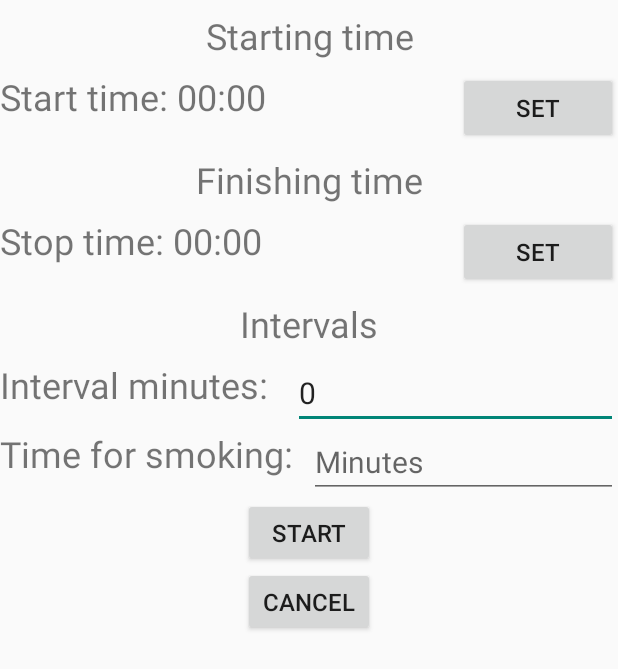
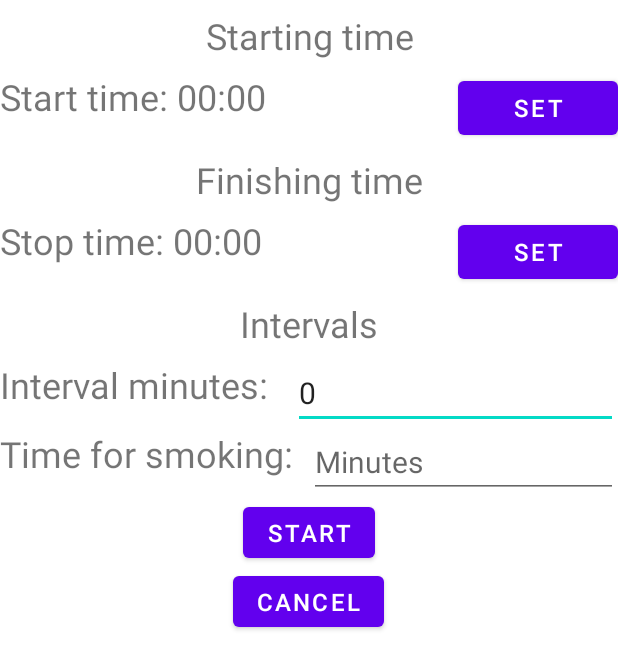
Before and after one commit to LidviG2001/Smoking_reminder, an Android app: the screen it shows after launch (MainActivity), on a phone screen of 412 x 824 dp. Shown: the top 669 px of the screen. Run offline under Robolectric (Android 15) with nearby library versions, the phone set to English and light mode, and no system bars.

Commit message:
Modify themes.xml

```diff
--- a/app/src/main/res/values-night-v31/themes.xml
+++ b/app/src/main/res/values-night-v31/themes.xml
@@ -12,6 +12,6 @@
 
         <!-- Set the theme of the Activity that directly follows your splash screen. -->
         <!-- Required -->
-        <item name="postSplashScreenTheme">@style/Theme.AppCompat.DayNight.NoActionBar</item>
+        <item name="postSplashScreenTheme">@style/Theme.MaterialComponents.DayNight.NoActionBar</item>
     </style>
 </resources>
--- a/app/src/main/res/values-night/themes.xml
+++ b/app/src/main/res/values-night/themes.xml
@@ -1,6 +1,6 @@
 <resources xmlns:tools="http://schemas.android.com/tools">
     <!-- Base application theme. -->
-    <style name="Theme.SmokingReminder" parent="Theme.AppCompat.DayNight.NoActionBar">
+    <style name="Theme.SmokingReminder" parent="Theme.MaterialComponents.DayNight.NoActionBar">
         <!-- Primary brand color. -->
         <item name="colorPrimary">@color/purple_200</item>
         <item name="colorPrimaryVariant">@color/purple_700</item>
--- a/app/src/main/res/values-v31/themes.xml
+++ b/app/src/main/res/values-v31/themes.xml
@@ -12,6 +12,6 @@
 
         <!-- Set the theme of the Activity that directly follows your splash screen. -->
         <!-- Required -->
-        <item name="postSplashScreenTheme">@style/Theme.AppCompat.DayNight.NoActionBar</item>
+        <item name="postSplashScreenTheme">@style/Theme.MaterialComponents.DayNight.NoActionBar</item>
     </style>
 </resources>
--- a/app/src/main/res/values/themes.xml
+++ b/app/src/main/res/values/themes.xml
@@ -1,6 +1,6 @@
 <resources xmlns:tools="http://schemas.android.com/tools">
     <!-- Base application theme. -->
-    <style name="Theme.SmokingReminder" parent="Theme.AppCompat.DayNight.NoActionBar">
+    <style name="Theme.SmokingReminder" parent="Theme.MaterialComponents.DayNight.NoActionBar">
         <!-- Primary brand color. -->
         <item name="colorPrimary">@color/purple_500</item>
         <item name="colorPrimaryVariant">@color/purple_700</item>
```
